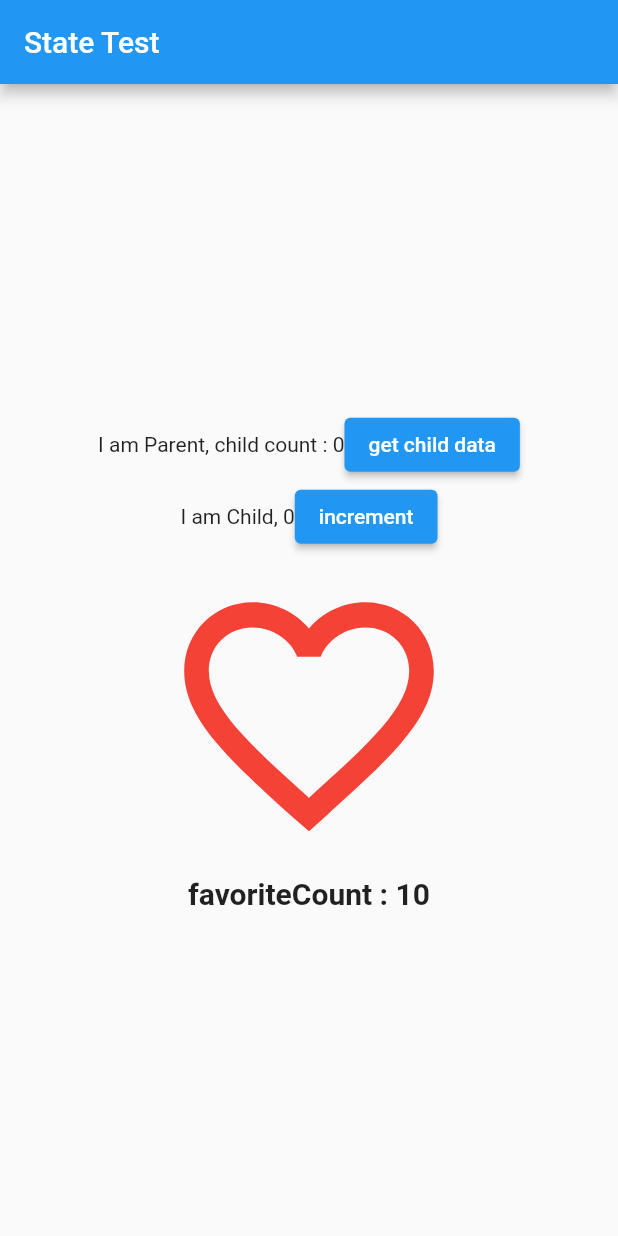
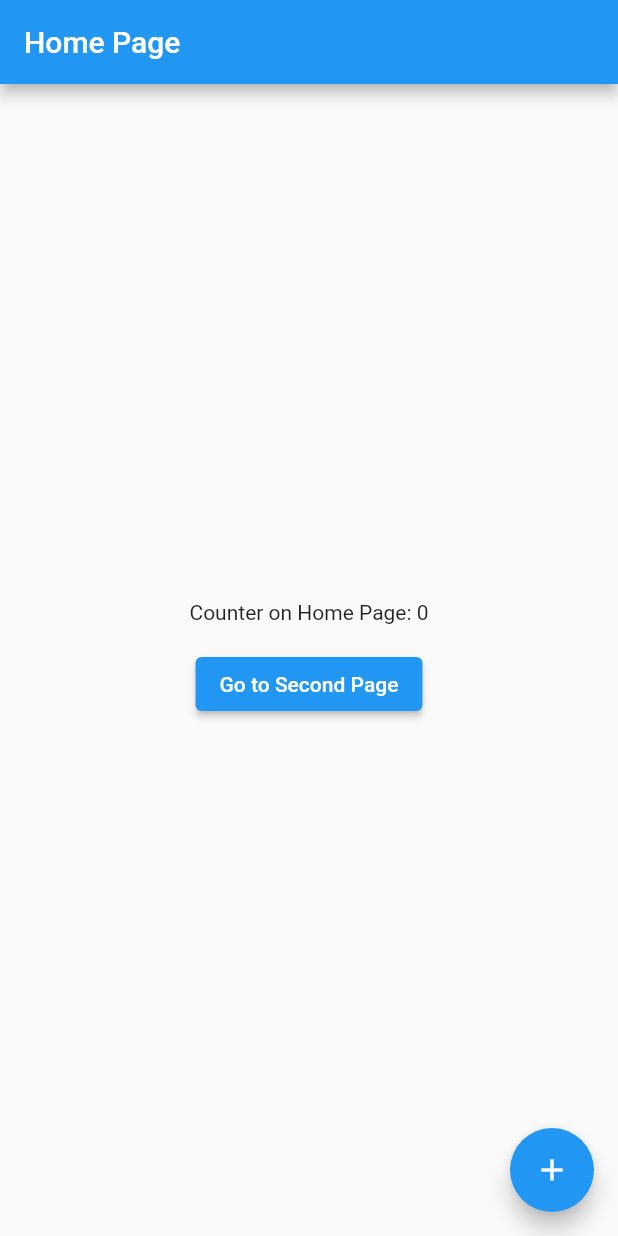
Before and after one commit to Bincher/3-2_project, a Flutter app: the screen it shows after launch, on a phone screen of 412 x 824 dp. Run offline on Flutter 3.47's test engine with Material 2 defaults, Android fonts, the phone set to English and light mode, and no system bars.

Commit message:
chatGPT의 예제 코드

```diff
--- a/app1/lib/main.dart
+++ b/app1/lib/main.dart
@@ -1,129 +1,93 @@
 import 'package:flutter/material.dart';
+import 'package:provider/provider.dart';
 
-void main() => runApp(const ParentWidget());
-
-class ParentWidget extends StatefulWidget {
-  const ParentWidget({super.key});
-  @override
-  ParentWidgetState createState() => ParentWidgetState();
+void main() {
+  runApp(MyApp());
 }
 
-class ParentWidgetState extends State<ParentWidget> {
-  bool favorited = false;
-  int favoriteCount = 10;
+class CounterProvider with ChangeNotifier {
+  int _counter = 0;
+  int get counter => _counter;
+  void incrementCounter() {
+    _counter++;
+    notifyListeners();
+  }
+}
 
-  GlobalKey<ChildWidgetState> childKey = GlobalKey();
-  int childCount = 0;
-
-  void toggleFavorite() {
-    setState(() {
-      if (favorited) {
-        favoriteCount -= 1;
-        favorited = false;
-      } else {
-        favoriteCount += 1;
-        favorited = true;
-      }
-    });
-  }
-
-  void getChildData() {
-    ChildWidgetState? childState = childKey.currentState;
-    setState(() {
-      childCount = childState?.childCount ?? 0;
-    });
-  }
-
+class MyApp extends StatelessWidget {
   @override
   Widget build(BuildContext context) {
-    return MaterialApp(
-      home: Scaffold(
-        appBar: AppBar(
-          title: const Text('State Test'),
+    return ChangeNotifierProvider(
+      create: (context) => CounterProvider(),
+      child: MaterialApp(
+        title: 'Navigation Example',
+        initialRoute: '/',
+        routes: {
+          '/': (context) => const HomePage(),
+          '/second': (context) => SecondPage(),
+        },
+      ),
+    );
+  }
+}
+
+class HomePage extends StatelessWidget {
+  const HomePage({super.key});
+  @override
+  Widget build(BuildContext context) {
+    final counterProvider = Provider.of<CounterProvider>(context);
+    return Scaffold(
+      appBar: AppBar(title: const Text('Home Page')),
+      body: Center(
+        child: Column(
+          mainAxisAlignment: MainAxisAlignment.center,
+          children: <Widget>[
+            Text('Counter on Home Page: ${counterProvider.counter}'),
+            const SizedBox(height: 16),
+            ElevatedButton(
+              onPressed: () {
+                Navigator.pushNamed(context, '/second');
+              },
+              child: const Text('Go to Second Page'),
+            ),
+          ],
         ),
-        body: Column(
+      ),
+      floatingActionButton: FloatingActionButton(
+        onPressed: counterProvider.incrementCounter,
+        child: const Icon(Icons.add),
+      ),
+    );
+  }
+}
+
+class SecondPage extends StatelessWidget {
+  const SecondPage({super.key});
+  @override
+  Widget build(BuildContext context) {
+    final counterProvider = Provider.of<CounterProvider>(context);
+    return Scaffold(
+      appBar: AppBar(title: const Text('Second Page')),
+      body: Center(
+        child: Column(
           mainAxisAlignment: MainAxisAlignment.center,
-          children: [
-            Row(
-              mainAxisAlignment: MainAxisAlignment.center,
-              children: [
-                Text('I am Parent, child count : $childCount'),
-                ElevatedButton(
-                    onPressed: getChildData,
-                    child: const Text('get child data'))
-              ],
+          children: <Widget>[
+            ElevatedButton(
+              onPressed: () {
+                counterProvider.incrementCounter();
+              },
+              child: const Text('Increase Counter on Home Page'),
             ),
-            ChildWidget(key: childKey),
-            // ignore: prefer_const_constructors
-            IconWidget(),
-            // ignore: prefer_const_constructors
-            ContentWidget()
+            const SizedBox(height: 16),
+            ElevatedButton(
+              onPressed: () {
+                Navigator.pop(context);
+              },
+              child: const Text('Go Back'),
+            ),
           ],
         ),
       ),
     );
   }
 }
-
-class ChildWidget extends StatefulWidget {
-  const ChildWidget({Key? key}) : super(key: key);
-
-  @override
-  State<StatefulWidget> createState() => ChildWidgetState();
-}
-
-class ChildWidgetState extends State<ChildWidget> {
-  int childCount = 0;
-
-  @override
-  Widget build(BuildContext context) {
-    return Row(
-      mainAxisAlignment: MainAxisAlignment.center,
-      children: [
-        Text('I am Child, $childCount'),
-        ElevatedButton(
-          child: const Text('increment'),
-          onPressed: () {
-            setState(() => childCount++);
-          },
-        ),
-      ],
-    );
-  }
-}
-
-class IconWidget extends StatelessWidget {
-  const IconWidget({super.key});
-
-  @override
-  Widget build(BuildContext context) {
-    ParentWidgetState? state =
-        context.findAncestorStateOfType<ParentWidgetState>();
-    return Center(
-      child: IconButton(
-        icon: ((state?.favorited ?? false)
-            ? const Icon(Icons.favorite)
-            : const Icon(Icons.favorite_border)),
-        color: Colors.red,
-        iconSize: 200,
-        onPressed: state?.toggleFavorite,
-      ),
-    );
-  }
-}
-
-class ContentWidget extends StatelessWidget {
-  const ContentWidget({super.key});
-
-  @override
-  Widget build(BuildContext context) {
-    ParentWidgetState? state =
-        context.findAncestorStateOfType<ParentWidgetState>();
-    return Center(
-      child: Text(
-        'favoriteCount : ${state?.favoriteCount}',
-        style: const TextStyle(fontSize: 20, fontWeight: FontWeight.bold),
-      ),
-    );
-  }
-}
--- a/app1/pubspec.yaml
+++ b/app1/pubspec.yaml
@@ -36,6 +36,7 @@ dependencies:
   cupertino_icons: ^1.0.2
   intl: ^0.18.1
   http: ^1.1.0
+  provider: ^6.0.5
 
 dev_dependencies:
   flutter_test:
```
Also changed, not shown: app1/pubspec.lock.
